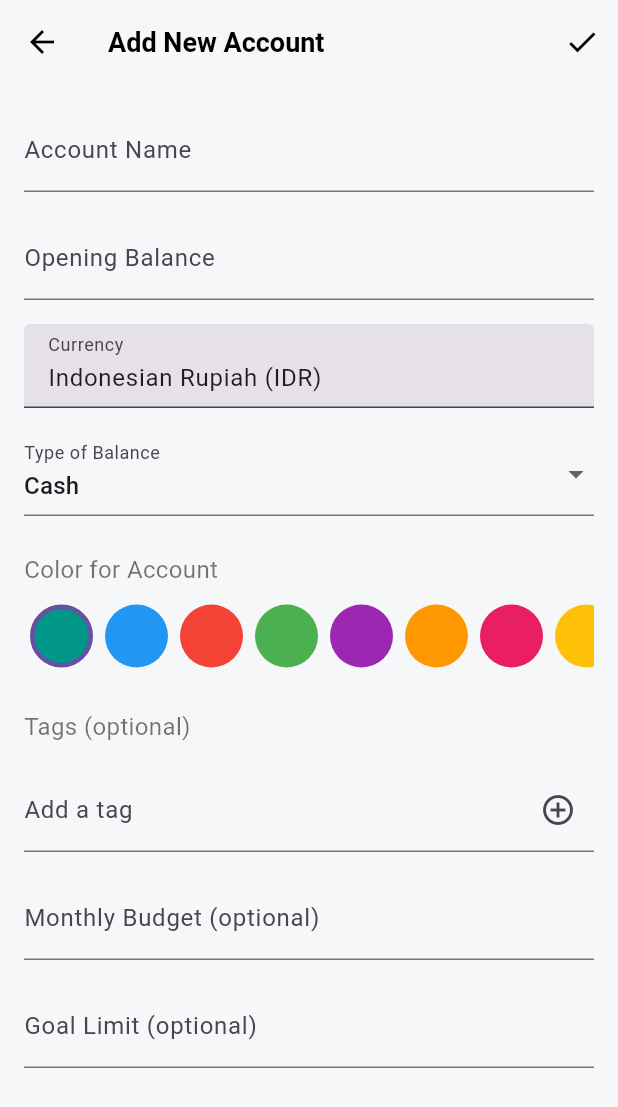
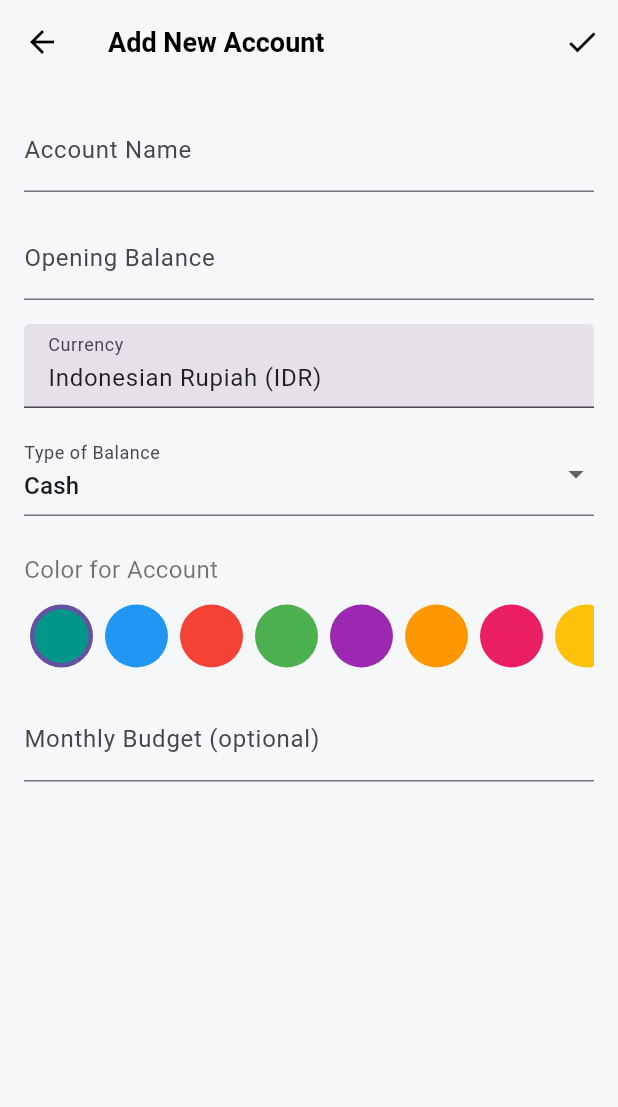
Before and after one commit to joshua825230159-code/Xpense, a Flutter app: the AddAccountScreen screen opened directly, on a phone screen of 412 x 824 dp. Shown: the top 1107 px of the screen. Run offline on Flutter 3.47's test engine with Material 3 defaults, Android fonts, the phone set to English and light mode, and no system bars; our stand-ins replace csv, equatable, fl_chart, hive, share_plus, shared_preferences; accounts and stored records are empty.

Commit message:
Update : - removed tags, goal limits - new UI for manage accounts screen

```diff
--- a/lib/models/account_model.dart
+++ b/lib/models/account_model.dart
@@ -32,15 +32,9 @@ class Account extends HiveObject with EquatableMixin {
   AccountType type;
 
   @HiveField(4)
-  List<String> tags;
+  double? budget;
 
   @HiveField(5)
-  double? goalLimit;
-
-  @HiveField(6)
-  double? budget;
-
-  @HiveField(7)
   final String id;
 
   Color get color => Color(colorValue);
@@ -50,11 +44,9 @@ class Account extends HiveObject with EquatableMixin {
     this.balance = 0.0,
     required this.colorValue,
     required this.type,
-    List<String>? tags,
-    this.goalLimit,
     this.budget,
     String? id,
-  })  : this.tags = tags ?? [],
+  })  :
         this.id = id ?? const Uuid().v4();
 
   @override
--- a/lib/screens/add_account_screen.dart
+++ b/lib/screens/add_account_screen.dart
@@ -3,12 +3,10 @@ import '../models/account_model.dart';
 
 class AddAccountScreen extends StatefulWidget {
   final Account? account;
-  final List<String> allAvailableTags;
 
   const AddAccountScreen({
     super.key,
     this.account,
-    this.allAvailableTags = const [],
   });
 
   @override
@@ -20,10 +18,7 @@ class _AddAccountScreenState extends State<AddAccountScreen> {
 
   final _nameController = TextEditingController();
   final _balanceController = TextEditingController();
-  final _goalController = TextEditingController();
   final _budgetController = TextEditingController();
-
-  List<String> _tags = [];
 
   AccountType _selectedType = AccountType.cash;
   Color _selectedColor = Colors.teal;
@@ -38,8 +33,6 @@ class _AddAccountScreenState extends State<AddAccountScreen> {
     if (widget.account != null) {
       _nameController.text = widget.account!.name;
       _balanceController.text = widget.account!.balance.toString();
-      _tags = List<String>.from(widget.account!.tags);
-      _goalController.text = widget.account!.goalLimit?.toString() ?? '';
       _budgetController.text = widget.account!.budget?.toString() ?? '';
       _selectedType = widget.account!.type;
       _selectedColor = widget.account!.color;
@@ -53,25 +46,17 @@ class _AddAccountScreenState extends State<AddAccountScreen> {
         balance: double.tryParse(_balanceController.text) ?? 0.0,
         colorValue: _selectedColor.value,
         type: _selectedType,
-        tags: _tags,
-        goalLimit: double.tryParse(_goalController.text),
         budget: double.tryParse(_budgetController.text),
+        id: widget.account?.id,
       );
       Navigator.of(context).pop(newOrUpdatedAccount);
     }
-  }
-
-  void _removeTag(String tagToRemove) {
-    setState(() {
-      _tags.remove(tagToRemove);
-    });
   }
 
   @override
   void dispose() {
     _nameController.dispose();
     _balanceController.dispose();
-    _goalController.dispose();
     _budgetController.dispose();
     super.dispose();
   }
@@ -173,94 +158,6 @@ class _AddAccountScreenState extends State<AddAccountScreen> {
                   },
                 ),
               ),
-              const SizedBox(height: 24),
-              const Text('Tags (optional)', style: TextStyle(fontSize: 16)),
-              const SizedBox(height: 8),
-              Wrap(
-                spacing: 8.0,
-                runSpacing: 4.0,
-                children: _tags
-                    .map((tag) => Chip(
-                  label: Text(tag),
-                  onDeleted: () => _removeTag(tag),
-                ))
-                    .toList(),
-              ),
-              const SizedBox(height: 8),
-
-              Autocomplete<String>(
-                optionsBuilder: (TextEditingValue textEditingValue) {
-                  if (textEditingValue.text.isEmpty) {
-                    return const Iterable<String>.empty();
-                  }
-                  return widget.allAvailableTags.where((String option) {
-                    return option.toLowerCase().contains(textEditingValue.text.toLowerCase()) && !_tags.contains(option);
-                  });
-                },
-                onSelected: (String selection) {
-                  setState(() {
-                    _tags.add(selection);
-                  });
-                },
-                fieldViewBuilder: (BuildContext context,
-                    TextEditingController fieldController,
-                    FocusNode fieldFocusNode,
-                    VoidCallback onFieldSubmitted) {
-                  return TextFormField(
-                    controller: fieldController,
-                    focusNode: fieldFocusNode,
-                    decoration: InputDecoration(
-                      labelText: 'Add a tag',
-                      suffixIcon: IconButton(
-                        icon: const Icon(Icons.add_circle_outline),
-                        onPressed: () {
-                          final tagText = fieldController.text.trim();
-                          if (tagText.isNotEmpty && !_tags.contains(tagText)) {
-                            setState(() {
-                              _tags.add(tagText);
-                              fieldController.clear();
-                            });
-                          }
-                        },
-                      ),
-                    ),
-                    onFieldSubmitted: (String value) {
-                      final tagText = value.trim();
-                      if (tagText.isNotEmpty && !_tags.contains(tagText)) {
-                        setState(() {
-                          _tags.add(tagText);
-                          fieldController.clear();
-                        });
-                      }
-                    },
-                  );
-                },
-                optionsViewBuilder: (context, onSelected, options) {
-                  return Align(
-                    alignment: Alignment.topLeft,
-                    child: Material(
-                      elevation: 4.0,
-                      child: SizedBox(
-                        width: 300,
-                        child: ListView.builder(
-                          padding: EdgeInsets.zero,
-                          itemCount: options.length,
-                          shrinkWrap: true,
-                          itemBuilder: (BuildContext context, int index) {
-                            final String option = options.elementAt(index);
-                            return ListTile(
-                              title: Text(option),
-                              onTap: () {
-                                onSelected(option);
-                              },
-                            );
-                          },
-                        ),
-                      ),
-                    ),
-                  );
-                },
-              ),
 
               const SizedBox(height: 16),
               TextFormField(
@@ -270,12 +167,6 @@ class _AddAccountScreenState extends State<AddAccountScreen> {
                 keyboardType: TextInputType.number,
               ),
               const SizedBox(height: 16),
-              TextFormField(
-                controller: _goalController,
-                decoration:
-                const InputDecoration(labelText: 'Goal Limit (optional)'),
-                keyboardType: TextInputType.number,
-              ),
             ],
           ),
         ),
```
Also changed, not shown: lib/screens/manage_accounts_screen.dart (+189 -225 lines), lib/models/account_model.g.dart.
